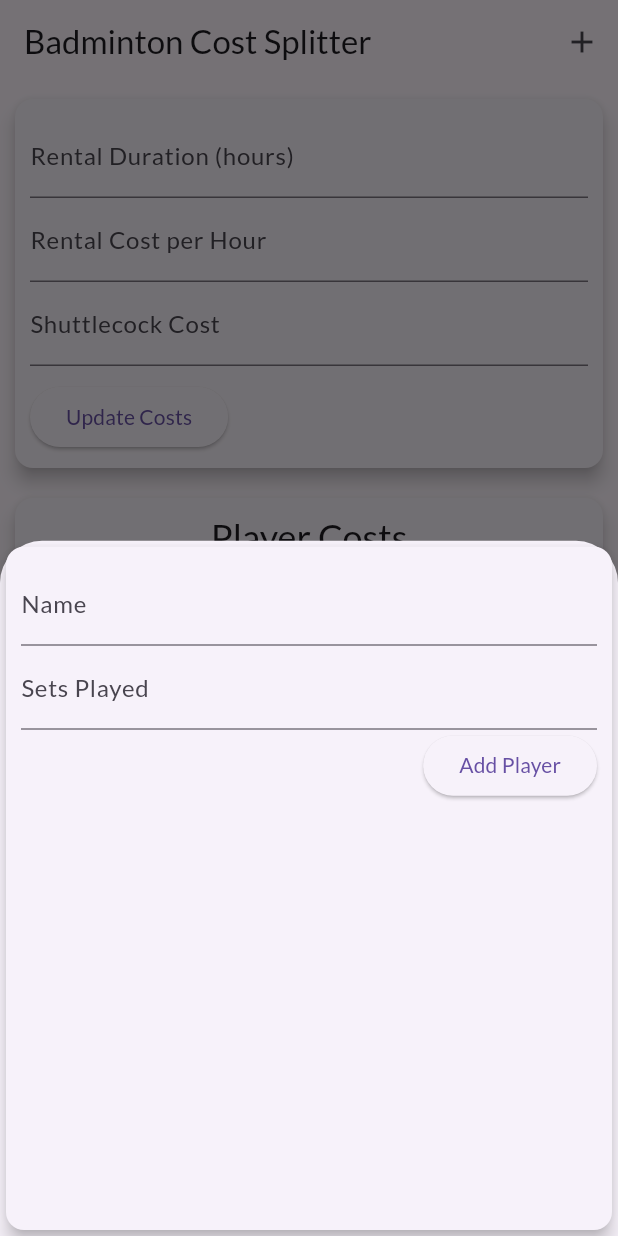
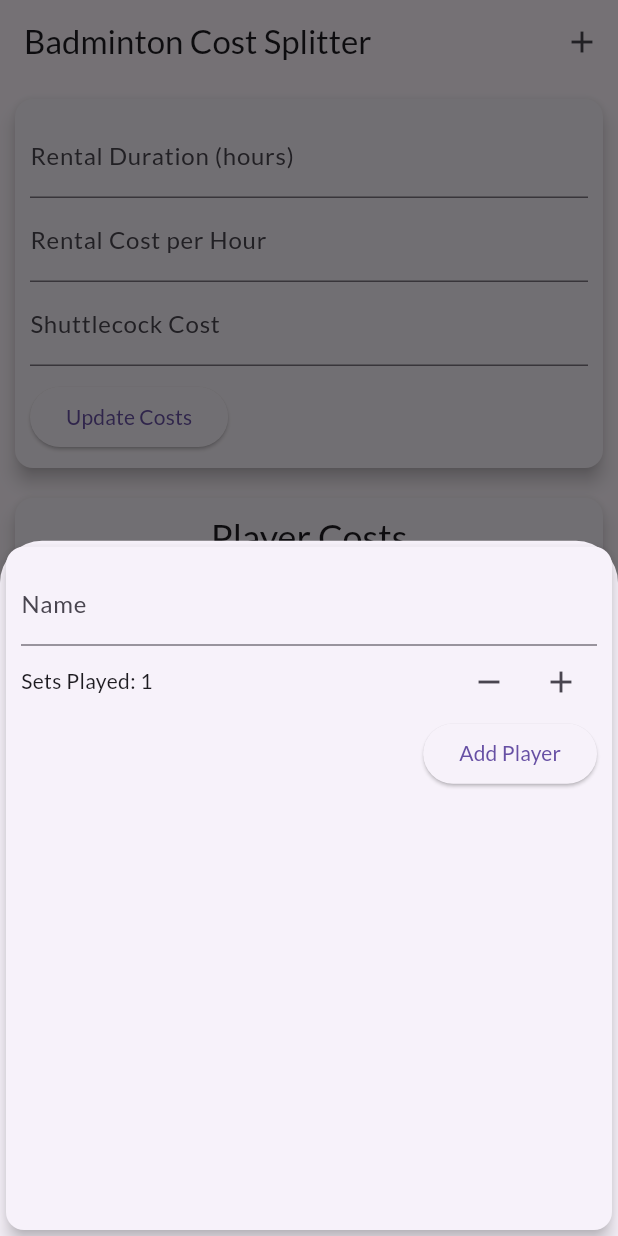
Before and after one commit to dimasw09/Badminton-App, a Flutter app: the screen it shows after launch, after a tap on the "add" icon, on a phone screen of 412 x 824 dp. Run offline on Flutter 3.47's test engine with Material 3 defaults, Android fonts, the phone set to English and light mode, and no system bars; our stand-ins replace google_fonts.

Commit message:
tambah Increment count button

```diff
--- a/lib/widgets/player_form.dart
+++ b/lib/widgets/player_form.dart
@@ -1,7 +1,7 @@
 import 'package:flutter/material.dart';
 
 class PlayerForm extends StatefulWidget {
-  final Function onAddPlayer;
+  final Function(String, int) onAddPlayer;
 
   PlayerForm({required this.onAddPlayer});
 
@@ -11,17 +11,15 @@ class PlayerForm extends StatefulWidget {
 
 class _PlayerFormState extends State<PlayerForm> {
   final _nameController = TextEditingController();
-  final _setsPlayedController = TextEditingController();
+  int _setsPlayed = 1;
 
   void _submitData() {
     final enteredName = _nameController.text;
-    final enteredSets = int.parse(_setsPlayedController.text);
-
-    if (enteredName.isEmpty || enteredSets <= 0) {
+    if (enteredName.isEmpty || _setsPlayed <= 0) {
       return;
     }
 
-    widget.onAddPlayer(enteredName, enteredSets);
+    widget.onAddPlayer(enteredName, _setsPlayed);
     Navigator.of(context).pop();
   }
 
@@ -37,11 +35,33 @@ class _PlayerFormState extends State<PlayerForm> {
             TextField(
               decoration: InputDecoration(labelText: 'Name'),
               controller: _nameController,
+              onSubmitted: (_) => _submitData(),
             ),
-            TextField(
-              decoration: InputDecoration(labelText: 'Sets Played'),
-              controller: _setsPlayedController,
-              keyboardType: TextInputType.number,
+            Row(
+              mainAxisAlignment: MainAxisAlignment.spaceBetween,
+              children: [
+                Text('Sets Played: $_setsPlayed'),
+                Row(
+                  children: [
+                    IconButton(
+                      icon: Icon(Icons.remove),
+                      onPressed: () {
+                        setState(() {
+                          if (_setsPlayed > 0) _setsPlayed--;
+                        });
+                      },
+                    ),
+                    IconButton(
+                      icon: Icon(Icons.add),
+                      onPressed: () {
+                        setState(() {
+                          _setsPlayed++;
+                        });
+                      },
+                    ),
+                  ],
+                ),
+              ],
             ),
             ElevatedButton(
               child: Text('Add Player'),
```
Also changed, not shown: lib/screens/home_screen.dart (+48 -11 lines).
